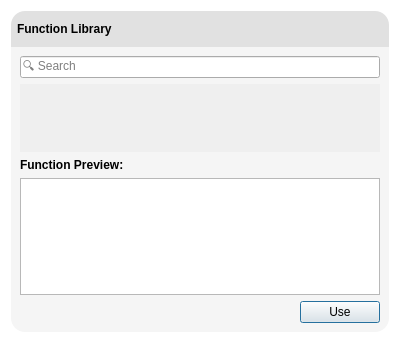
Above: plotjuggler_app/transforms/functions_library.ui from Alvvalencia/PlotJuggler before the change. Below: the same form after it.
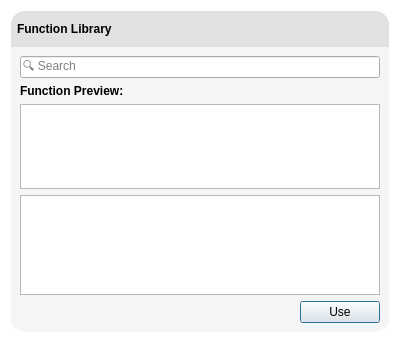
That is the form after the change.

Commit message: New: Removing unnecesary functions and reforming UI

```diff
--- a/plotjuggler_app/transforms/functions_library.ui
+++ b/plotjuggler_app/transforms/functions_library.ui
@@ -231,52 +231,6 @@
         </item>
        </layout>
       </item>
-      <item>
-       <widget class="QScrollArea" name="scrollArea">
-        <property name="frameShape">
-         <enum>QFrame::NoFrame</enum>
-        </property>
-        <property name="horizontalScrollBarPolicy">
-         <enum>Qt::ScrollBarAlwaysOff</enum>
-        </property>
-        <property name="widgetResizable">
-         <bool>true</bool>
-        </property>
-        <widget class="QWidget" name="gridContainer">
-         <property name="geometry">
-          <rect>
-           <x>0</x>
-           <y>0</y>
-           <width>364</width>
-           <height>68</height>
-          </rect>
-         </property>
-         <property name="sizePolicy">
-          <sizepolicy hsizetype="Expanding" vsizetype="Preferred">
-           <horstretch>0</horstretch>
-           <verstretch>0</verstretch>
-          </sizepolicy>
-         </property>
-         <layout class="QGridLayout" name="gridLayout">
-          <property name="leftMargin">
-           <number>0</number>
-          </property>
-          <property name="topMargin">
-           <number>0</number>
-          </property>
-          <property name="rightMargin">
-           <number>0</number>
-          </property>
-          <property name="bottomMargin">
-           <number>0</number>
-          </property>
-          <property name="spacing">
-           <number>14</number>
-          </property>
-         </layout>
-        </widget>
-       </widget>
-      </item>
       <item>
        <widget class="QLabel" name="label">
         <property name="font">
@@ -290,6 +244,9 @@
         </property>
        </widget>
       </item>
+      <item>
+       <widget class="QTableWidget" name="tableFunctions"/>
+      </item>
       <item>
        <widget class="QPlainTextEdit" name="previewPlainText">
         <property name="minimumSize">
```
Left out of the diff: 108 changed lines with no effect on the pictures. The commit also changes 3 other files.
